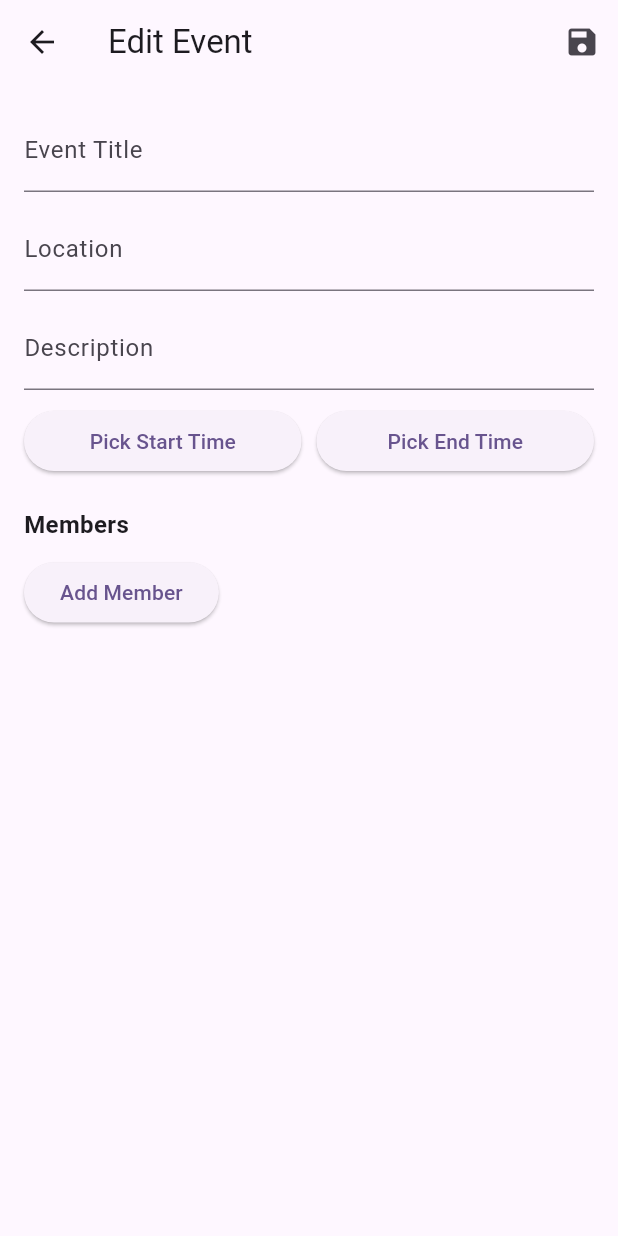
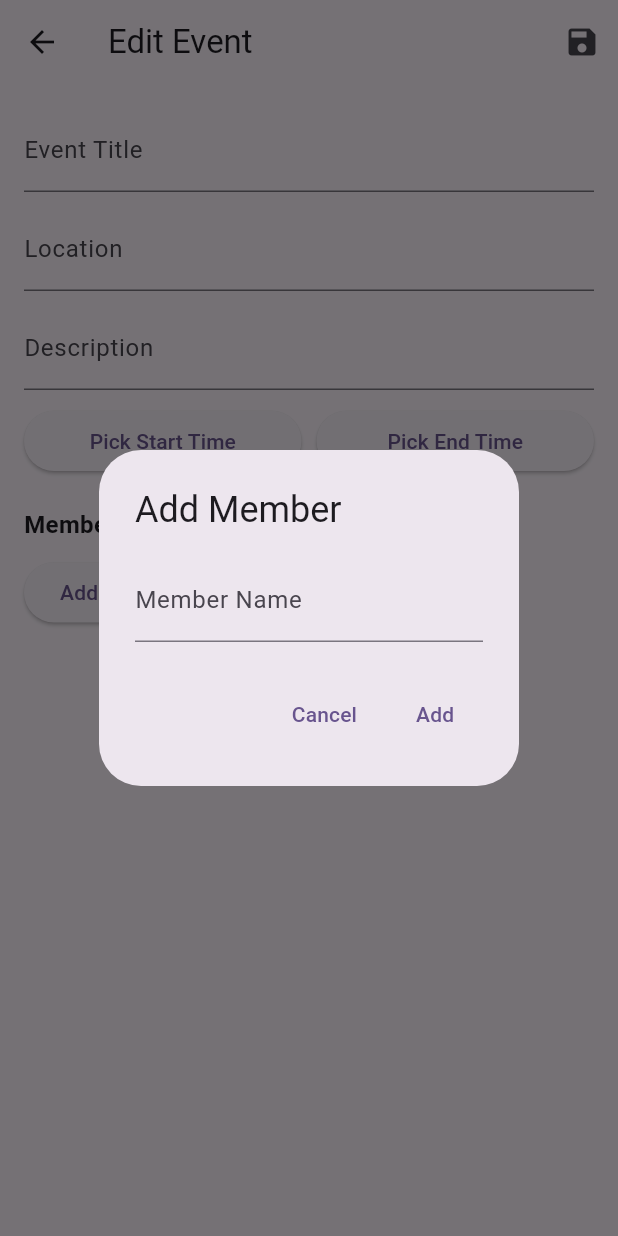
Before and after one commit to suvratp21/calendar-app, a Flutter app: the EditEventPage screen opened directly with empty values, after a tap on "Add Member", on a phone screen of 412 x 824 dp. Run offline on Flutter 3.47's test engine with Material 3 defaults, Android fonts, the phone set to English and light mode, and no system bars; our stand-ins replace cloud_firestore, firebase_auth, firebase_core, google_sign_in, syncfusion_flutter_calendar; accounts and stored records are empty.

Commit message:
mebers saving!

```diff
--- a/lib/edit_event_page.dart
+++ b/lib/edit_event_page.dart
@@ -1,5 +1,7 @@
 import 'package:flutter/material.dart';
 import 'main.dart'; // Import the Appointment class
+import 'package:firebase_auth/firebase_auth.dart';
+import 'package:cloud_firestore/cloud_firestore.dart';
 
 class EditEventPage extends StatefulWidget {
   final Appointment appointment;
@@ -46,12 +48,24 @@ class _EditEventPageState extends State<EditEventPage> {
       return;
     }
 
-    Navigator.of(context).pop({
+    final eventData = {
       'subject': _titleController.text,
       'startTime': _startTime,
       'endTime': _endTime,
       'members': _members,
-    });
+    };
+
+    final currentUser = FirebaseAuth.instance.currentUser;
+    if (currentUser != null && currentUser.email != null) {
+      await FirebaseFirestore.instance
+          .collection('users')
+          .doc(currentUser.email)
+          .collection('events')
+          .doc(widget.eventId)
+          .set(eventData);
+    }
+
+    Navigator.of(context).pop(eventData);
   }
 
   @override
@@ -151,7 +165,41 @@ class _EditEventPageState extends State<EditEventPage> {
               ),
               ElevatedButton(
                 onPressed: () {
-                  // Add logic to add a new member
+                  final TextEditingController _newMemberController =
+                      TextEditingController();
+                  showDialog(
+                      context: context,
+                      builder: (context) {
+                        return AlertDialog(
+                          title: const Text("Add Member"),
+                          content: TextField(
+                            controller: _newMemberController,
+                            decoration:
+                                const InputDecoration(labelText: "Member Name"),
+                          ),
+                          actions: [
+                            TextButton(
+                              onPressed: () {
+                                Navigator.of(context).pop();
+                              },
+                              child: const Text("Cancel"),
+                            ),
+                            TextButton(
+                              onPressed: () {
+                                final newMember =
+                                    _newMemberController.text.trim();
+                                if (newMember.isNotEmpty) {
+                                  setState(() {
+                                    _members.add(newMember);
+                                  });
+                                }
+                                Navigator.of(context).pop();
+                              },
+                              child: const Text("Add"),
+                            ),
+                          ],
+                        );
+                      });
                 },
                 child: const Text("Add Member"),
               ),
```
